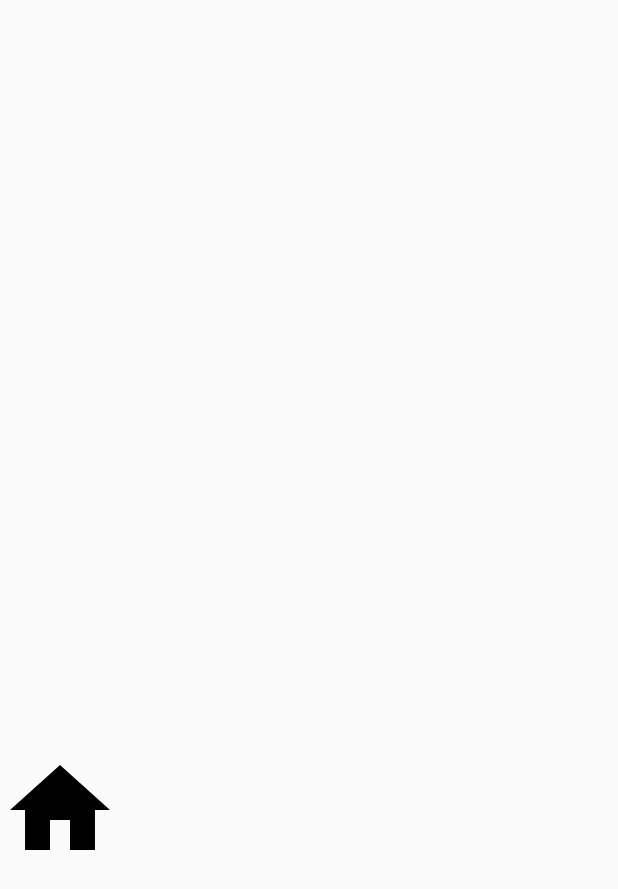
After one commit to 5520-GorupProject/WoofMateDating, an Android app: the CameraAcitivity screen opened directly, with no data from a screen before it, on a phone screen of 412 x 824 dp. The commit adds this screen. Shown: the top 889 px of the screen. Run offline under Robolectric (Android 15) with nearby library versions, the phone set to English and light mode, and no system bars; our stand-ins replace ButterKnife; libraries missing offline, so code that uses them is left out: com.karumi.dexter.

Commit message:
allow to take photo

```diff
--- /dev/null
+++ b/app/src/main/java/com/example/woofmatedating/CameraAcitivity.java
@@ -0,0 +1,84 @@
+package com.example.woofmatedating;
+
+import androidx.activity.result.ActivityResultLauncher;
+import androidx.activity.result.contract.ActivityResultContracts;
+import androidx.appcompat.app.AppCompatActivity;
+
+import android.Manifest;
+import android.content.ContentValues;
+import android.content.Intent;
+import android.net.Uri;
+import android.os.Bundle;
+import android.provider.MediaStore;
+import android.widget.ImageView;
+import android.widget.Toast;
+
+import com.karumi.dexter.Dexter;
+import com.karumi.dexter.MultiplePermissionsReport;
+import com.karumi.dexter.PermissionToken;
+import com.karumi.dexter.listener.PermissionRequest;
+import com.karumi.dexter.listener.multi.MultiplePermissionsListener;
+
+import java.util.List;
+
+import butterknife.BindView;
+import butterknife.ButterKnife;
+import butterknife.OnClick;
+
+public class CameraAcitivity extends AppCompatActivity {
+    @BindView(R.id.btn_camera)
+    ImageView btn_camera;
+
+    @BindView(R.id.img_preview)
+    ImageView img_preview;
+
+    private Uri imageUri;
+
+    // Declare ActivityResultLauncher
+    private final ActivityResultLauncher<Intent> cameraActivityResultLauncher =
+            registerForActivityResult(new ActivityResultContracts.StartActivityForResult(), result -> {
+                if (result.getResultCode() == RESULT_OK) {
+                    img_preview.setImageURI(imageUri);
+                }
+            });
+
+    @OnClick(R.id.btn_camera)
+    void onCaptureImageClick() {
+        Dexter.withContext(CameraAcitivity.this)
+                .withPermissions(
+                        Manifest.permission.CAMERA,
+                        Manifest.permission.WRITE_EXTERNAL_STORAGE,
+                        Manifest.permission.READ_EXTERNAL_STORAGE
+                ).withListener(new MultiplePermissionsListener() {
+
+                    @Override
+                    public void onPermissionsChecked(MultiplePermissionsReport multiplePermissionsReport) {
+                        if (multiplePermissionsReport.areAllPermissionsGranted()) {
+                            ContentValues contentValues = new ContentValues();
+                            contentValues.put(MediaStore.Images.Media.TITLE, "New Pic");
+                            contentValues.put(MediaStore.Images.Media.DESCRIPTION, "New Pic");
+                            imageUri = getContentResolver().insert(MediaStore.Images.Media.EXTERNAL_CONTENT_URI, contentValues);
+                            Intent intent = new Intent(MediaStore.ACTION_IMAGE_CAPTURE);
+                            intent.putExtra(MediaStore.EXTRA_OUTPUT, imageUri);
+
+                            // Use the ActivityResultLauncher instead of the deprecated method
+                            cameraActivityResultLauncher.launch(intent);
+                        } else {
+                            Toast.makeText(CameraAcitivity.this, "Need permission", Toast.LENGTH_SHORT).show();
+                        }
+                    }
+
+                    @Override
+                    public void onPermissionRationaleShouldBeShown(List<PermissionRequest> list, PermissionToken permissionToken) {
+                        permissionToken.continuePermissionRequest(); // Continue asking for permissions
+                    }
+                }).check();
+    }
+
+    @Override
+    protected void onCreate(Bundle savedInstanceState) {
+        super.onCreate(savedInstanceState);
+        setContentView(R.layout.activity_camera_acitivity);
+        ButterKnife.bind(this);
+    }
+}
--- a/app/src/main/java/com/example/woofmatedating/MainActivity.java
+++ b/app/src/main/java/com/example/woofmatedating/MainActivity.java
@@ -4,6 +4,7 @@ import android.app.AlertDialog;
 import android.content.DialogInterface;
 import android.content.Intent;
 import android.graphics.Bitmap;
+import android.graphics.Camera;
 import android.graphics.drawable.BitmapDrawable;
 import android.net.Uri;
 import android.os.Bundle;
@@ -354,6 +355,11 @@ public class MainActivity extends AppCompatActivity {
 //        finish();
 //    }
 
+        public void cameraUse(View view) {
+        Intent intent = new Intent(MainActivity.this, CameraAcitivity.class);
+        startActivity(intent);
+    }
+
 //    public void goToSettings(View view) {
 //        Intent intent = new Intent(MainActivity.this, SettingsActivity.class);
 //        startActivity(intent);
--- /dev/null
+++ b/app/src/main/res/layout/activity_camera_acitivity.xml
@@ -0,0 +1,22 @@
+<?xml version="1.0" encoding="utf-8"?>
+<LinearLayout xmlns:android="http://schemas.android.com/apk/res/android"
+    xmlns:app="http://schemas.android.com/apk/res-auto"
+    xmlns:tools="http://schemas.android.com/tools"
+    android:layout_width="match_parent"
+    android:layout_height="match_parent"
+    tools:context=".CameraAcitivity"
+    android:orientation="vertical">
+
+    <ImageView
+        android:layout_width="500dp"
+        android:layout_height="500dp"
+        android:id = "@+id/img_preview"/>
+
+    <ImageView
+        android:layout_width="80dp"
+        android:layout_height="80dp"
+        android:id = "@+id/btn_camera"
+        android:src="@drawable/ic_home"
+        />
+
+</LinearLayout>
```
Also changed, not shown: app/build.gradle (+8 -0 lines), app/src/main/AndroidManifest.xml (+11 -9 lines), app/src/main/res/layout/activity_main.xml (+7 -7 lines).
